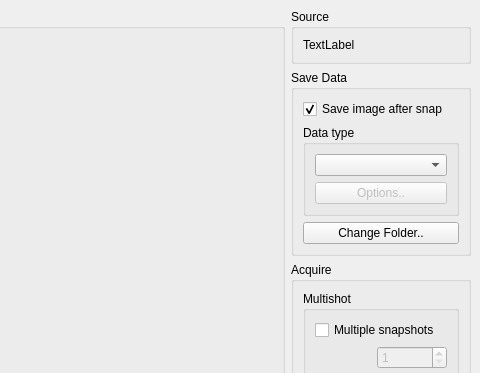
This is Qitom/ui/dialogSnapshot.ui in itom-project/itom as Qt 5 draws it before an edit; both pictures show x 367 to 847 and y 0 to 373 of the 847 by 659 pixel window. The edited form follows.
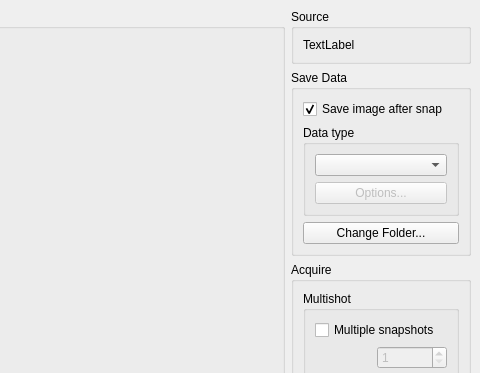
This is the edited form.

Diff of the .ui file:
```diff
--- a/Qitom/ui/dialogSnapshot.ui
+++ b/Qitom/ui/dialogSnapshot.ui
@@ -71,7 +71,7 @@
             <bool>true</bool>
            </property>
            <property name="text">
-            <string>Change Folder..</string>
+            <string>Change Folder...</string>
            </property>
           </widget>
          </item>
@@ -94,7 +94,7 @@
                <bool>false</bool>
               </property>
               <property name="text">
-               <string>Options..</string>
+               <string>Options...</string>
               </property>
              </widget>
             </item>
```
